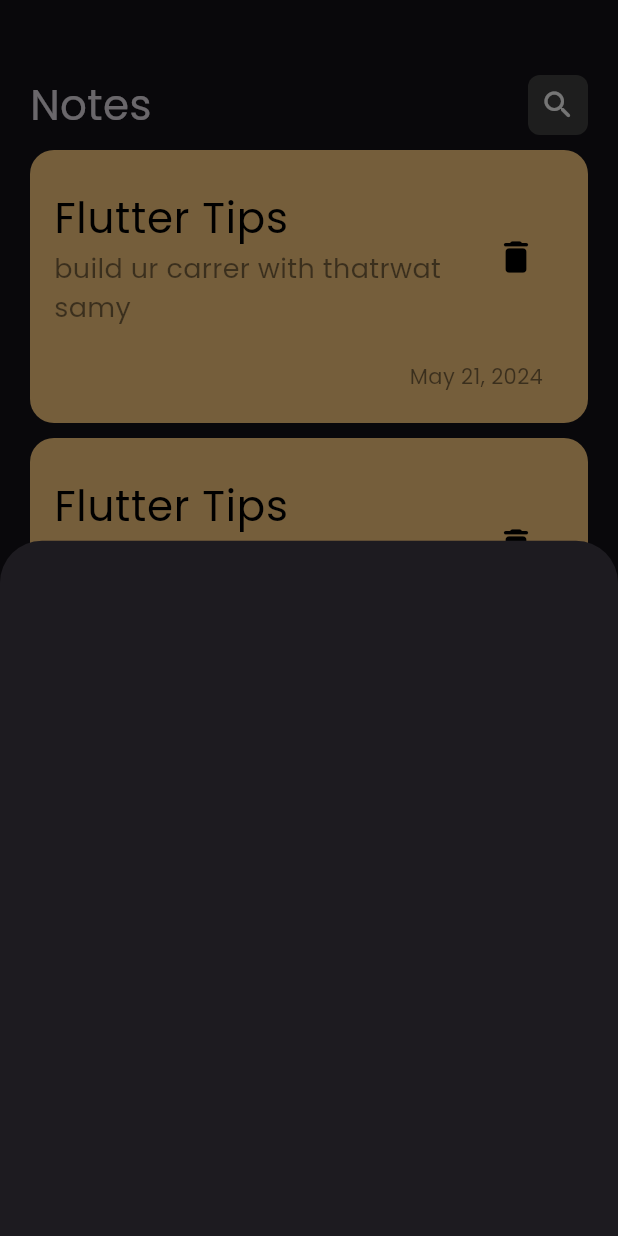
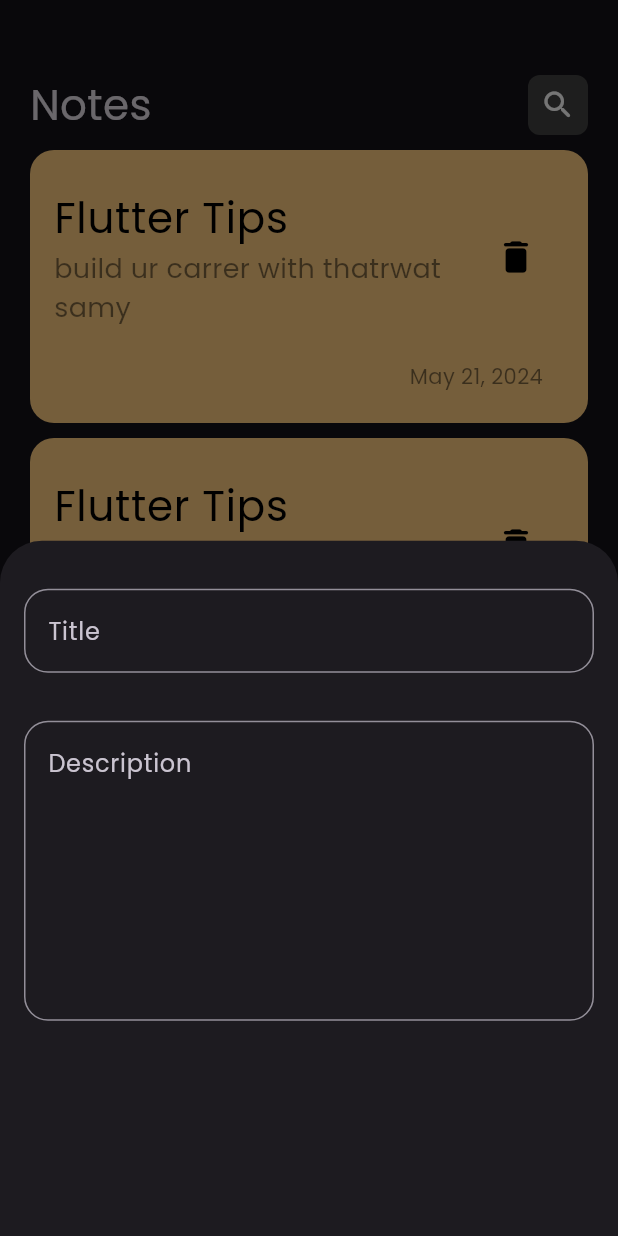
Before and after one commit to marcolous/Flutter-Notes, a Flutter app: the screen it shows after launch, after a tap on the "add" icon, on a phone screen of 412 x 824 dp. Run offline on Flutter 3.47's test engine with Material 3 defaults, Android fonts, the phone set to English and light mode, and no system bars.

Commit message:
custom text field and add fields to botton sheet

```diff
--- a/lib/views/widgets/add_note_botton_sheet.dart
+++ b/lib/views/widgets/add_note_botton_sheet.dart
@@ -1,10 +1,24 @@
 import 'package:flutter/material.dart';
+import 'package:notes_app/views/widgets/custom_text_field.dart';
 
 class AppNoteBottonSheet extends StatelessWidget {
   const AppNoteBottonSheet({super.key});
 
   @override
   Widget build(BuildContext context) {
-    return Container();
+    return const Padding(
+      padding: EdgeInsets.symmetric(horizontal: 16),
+      child: Column(
+        children: [
+          SizedBox(height: 32),
+          CustomTextField(hint: 'Title'),
+          SizedBox(height: 32),
+          CustomTextField(
+            hint: 'Description',
+            maxLines: 7,
+          ),
+        ],
+      ),
+    );
   }
 }
--- /dev/null
+++ b/lib/views/widgets/custom_text_field.dart
@@ -0,0 +1,20 @@
+import 'package:flutter/material.dart';
+
+class CustomTextField extends StatelessWidget {
+  const CustomTextField({super.key, required this.hint, this.maxLines = 1});
+  final String hint;
+  final int maxLines;
+
+  @override
+  Widget build(BuildContext context) {
+    return TextField(
+      maxLines: maxLines,
+      decoration: InputDecoration(
+        hintText: hint,
+        border: OutlineInputBorder(
+          borderRadius: BorderRadius.circular(16),
+        ),
+      ),
+    );
+  }
+}
```
